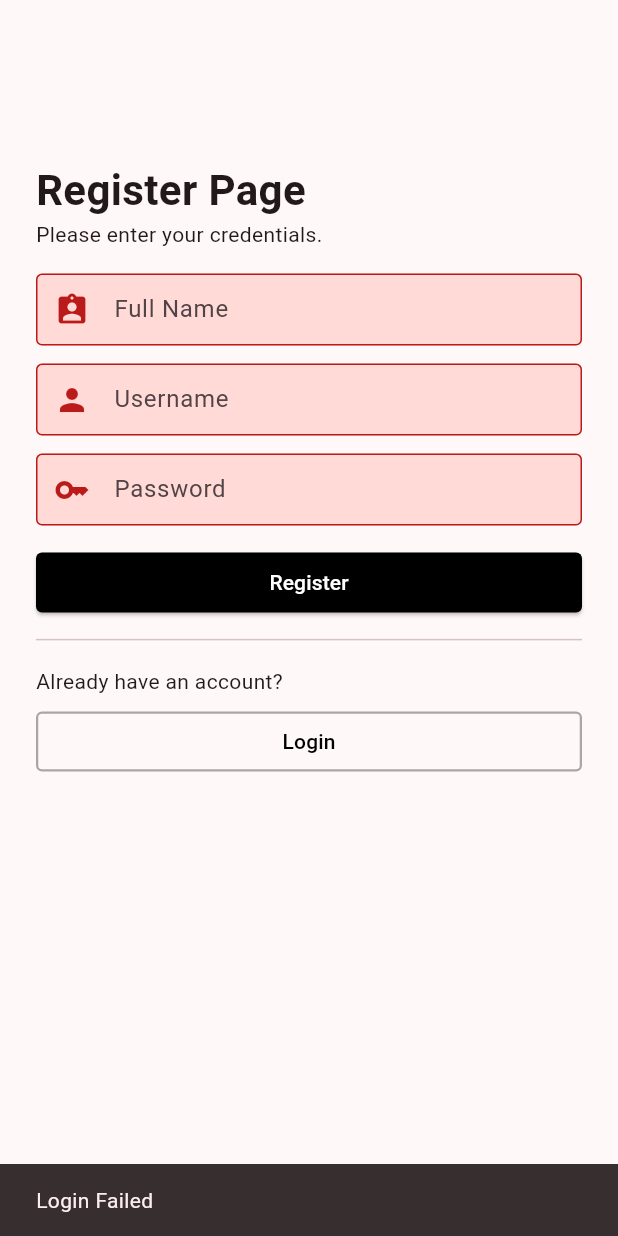
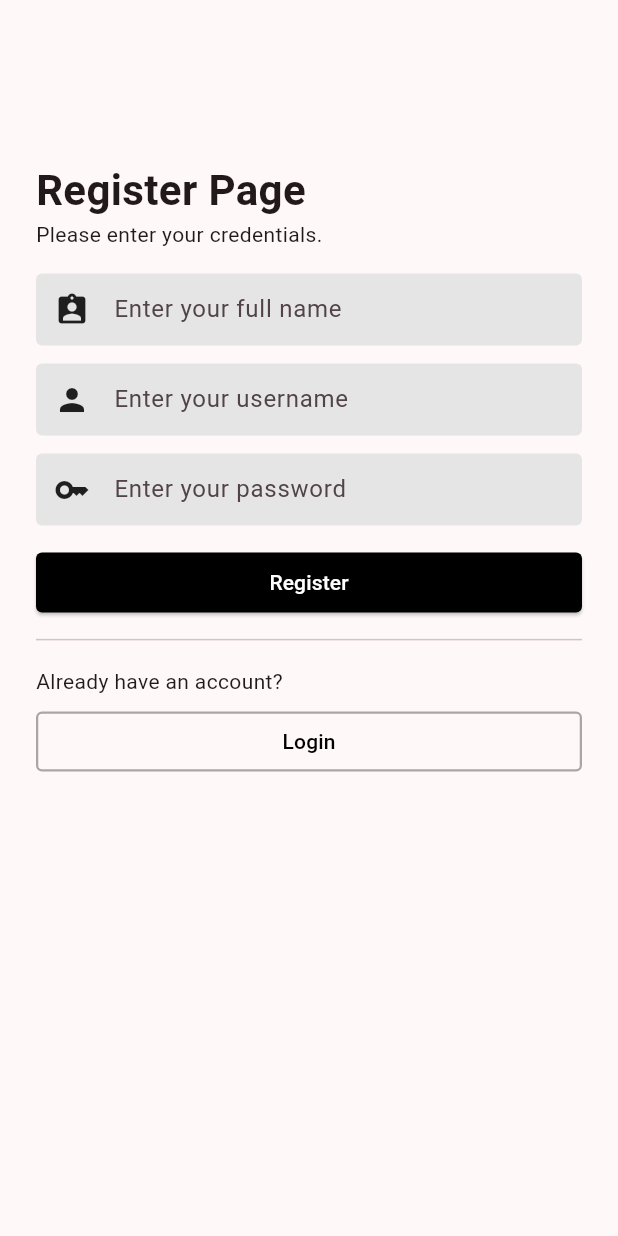
Before and after one commit to plirapli/tpm-tugas-1, a Flutter app: the RegisterPage screen opened directly, after a tap on "Register", on a phone screen of 412 x 824 dp. Run offline on Flutter 3.47's test engine with Material 3 defaults, Android fonts, the phone set to English and light mode, and no system bars; network calls fail.

Commit message:
register done

```diff
--- a/lib/pages/register.dart
+++ b/lib/pages/register.dart
@@ -1,5 +1,9 @@
+import 'dart:async';
+import 'dart:convert';
+
 import 'package:flutter/material.dart';
-import 'package:si_bagus/pages/home.dart';
+import 'package:http/http.dart' as http;
+
 import 'package:si_bagus/pages/login.dart';
 
 class RegisterPage extends StatefulWidget {
@@ -10,11 +14,54 @@ class RegisterPage extends StatefulWidget {
 }
 
 class _RegisterPageState extends State<RegisterPage> {
-  String fullName = "";
-  String username = "";
-  String password = "";
+  final TextEditingController _fullNameController = TextEditingController();
+  final TextEditingController _usernameController = TextEditingController();
+  final TextEditingController _passwordController = TextEditingController();
+
+  String message = "";
   bool isLoginSuccess = true;
   bool isError = false;
+
+  Future<void> registerUser() async {
+    const url = "http://localhost:3002/v1/users/register";
+    String msg = "";
+
+    final response = await http.post(
+      Uri.parse(url),
+      headers: <String, String>{
+        'Content-Type': 'application/json; charset=UTF-8',
+      },
+      body: jsonEncode(<String, String>{
+        'name': _fullNameController.text,
+        'username': _usernameController.text,
+        'password': _passwordController.text
+      }),
+    );
+
+    msg = jsonDecode(response.body)["message"];
+    print(msg);
+
+    if (!mounted) return;
+    ScaffoldMessenger.of(context).showSnackBar(SnackBar(content: Text(msg)));
+
+    if (response.statusCode != 201) {
+      setState(() {
+        isError = true;
+      });
+    } else {
+      Navigator.pop(context);
+    }
+  }
+
+  @override
+  void dispose() {
+    // Clean up the controller when the widget is removed from the
+    // widget tree.
+    _fullNameController.dispose();
+    _usernameController.dispose();
+    _passwordController.dispose();
+    super.dispose();
+  }
 
   @override
   Widget build(BuildContext context) {
@@ -64,14 +111,14 @@ class _RegisterPageState extends State<RegisterPage> {
       padding: const EdgeInsets.only(top: 12),
       child: TextFormField(
         enabled: true,
+        controller: _fullNameController,
         onChanged: (value) {
-          fullName = value;
           setState(() {
-            if (isError) isError = false;
+            if (isError == true) isError = false;
           });
         },
         decoration: InputDecoration(
-            hintText: 'Full Name',
+            hintText: 'Enter your full name',
             prefixIcon: Icon(
               Icons.assignment_ind_rounded,
               color: (!isError)
@@ -105,14 +152,14 @@ class _RegisterPageState extends State<RegisterPage> {
       padding: const EdgeInsets.only(top: 12),
       child: TextFormField(
         enabled: true,
+        controller: _usernameController,
         onChanged: (value) {
-          username = value;
           setState(() {
-            if (isError) isError = false;
+            if (isError == true) isError = false;
           });
         },
         decoration: InputDecoration(
-            hintText: 'Username',
+            hintText: 'Enter your username',
             prefixIcon: Icon(
               Icons.person,
               color: (!isError)
@@ -146,15 +193,15 @@ class _RegisterPageState extends State<RegisterPage> {
       padding: const EdgeInsets.only(top: 12),
       child: TextFormField(
         enabled: true,
+        controller: _passwordController,
         onChanged: (value) {
-          password = value;
           setState(() {
-            if (isError) isError = false;
+            if (isError == true) isError = false;
           });
         },
         obscureText: true,
         decoration: InputDecoration(
-          hintText: 'Password',
+          hintText: 'Enter your password',
           prefixIcon: Icon(
             Icons.key,
             color: (!isError)
@@ -195,31 +242,7 @@ class _RegisterPageState extends State<RegisterPage> {
                 Theme.of(context).colorScheme.onPrimary, // foreground
             shape:
                 RoundedRectangleBorder(borderRadius: BorderRadius.circular(4))),
-        onPressed: () {
-          String text = "";
-          if (username == "mrafliy" && password == "12345") {
-            setState(() {
-              text = "Login Success";
-              isError = false;
-            });
-            Navigator.pushReplacement(
-              context,
-              MaterialPageRoute(
-                  builder: (context) => HomePage(username: username)),
-            );
-          } else {
-            setState(() {
-              text = "Login Failed";
-              isError = true;
-            });
-          }
-
-          SnackBar snackBar = SnackBar(
-            content: Text(text),
-          );
-
-          ScaffoldMessenger.of(context).showSnackBar(snackBar);
-        },
+        onPressed: registerUser,
         child: const Text('Register'),
       ),
     );
--- a/pubspec.yaml
+++ b/pubspec.yaml
@@ -35,6 +35,7 @@ dependencies:
   # Use with the CupertinoIcons class for iOS style icons.
   cupertino_icons: ^1.0.6
   url_launcher: ^6.2.5
+  http: ^1.2.1
 
 dev_dependencies:
   flutter_test:
```
Also changed, not shown: pubspec.lock, 5 other files.
